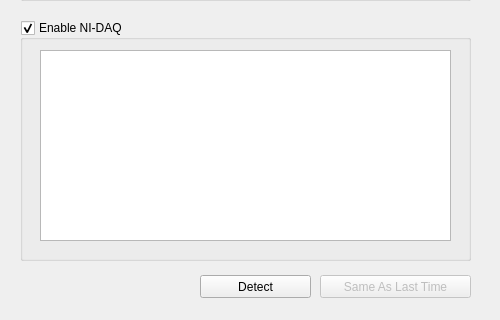
First picture: the form in Forms/DevicesTab.ui, repository billkarsh/SpikeGLX, before the edit; both pictures show x 0 to 500 and y 260 to 580 of the 500 by 580 pixel window.
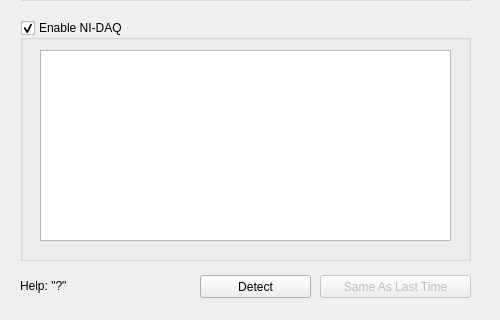
Second picture: the form after the edit.

The edit to the form file:
```diff
--- a/Forms/DevicesTab.ui
+++ b/Forms/DevicesTab.ui
@@ -130,6 +130,19 @@
     <string>Same As Last Time</string>
    </property>
   </widget>
+  <widget class="QLabel" name="label">
+   <property name="geometry">
+    <rect>
+     <x>20</x>
+     <y>535</y>
+     <width>101</width>
+     <height>21</height>
+    </rect>
+   </property>
+   <property name="text">
+    <string>Help: &quot;?&quot;</string>
+   </property>
+  </widget>
  </widget>
  <tabstops>
   <tabstop>imecGB</tabstop>
```
